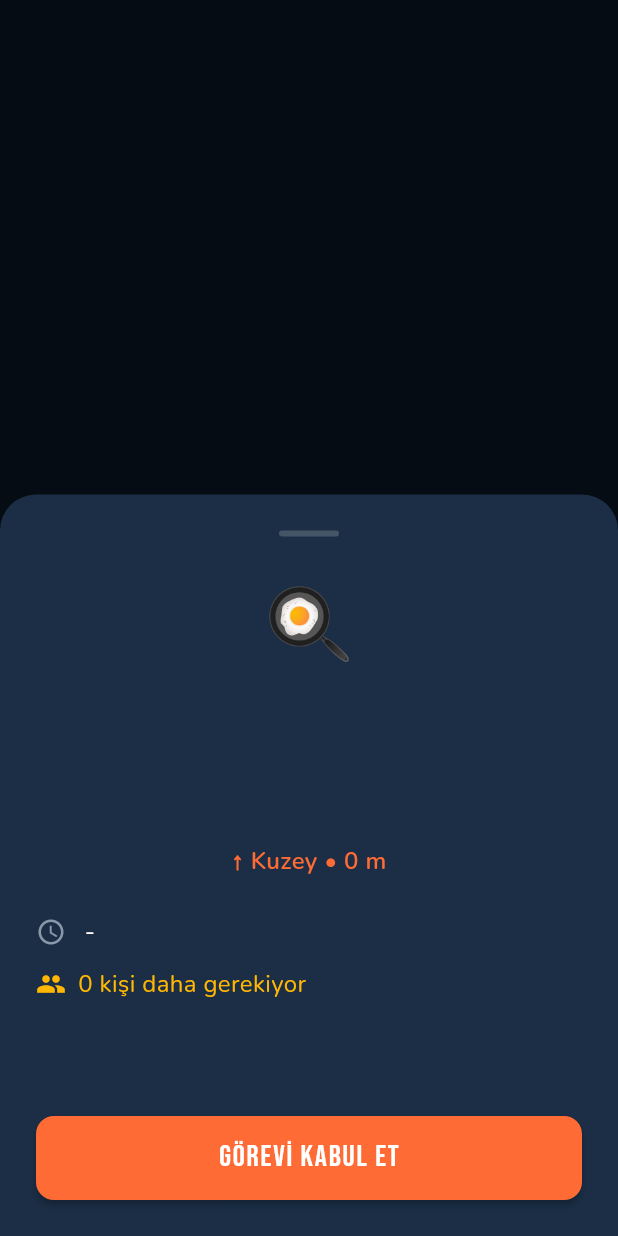
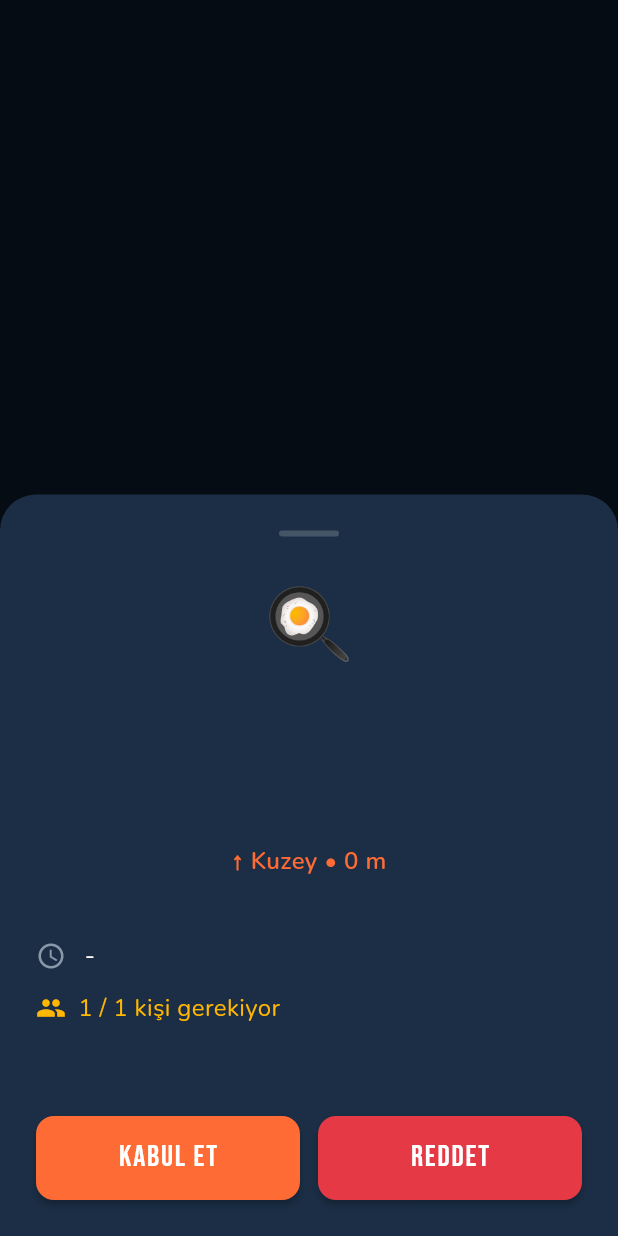
Before and after one commit to k0laa/can_bagi, a Flutter app: what show() shows on an empty page, opened directly with empty values, on a phone screen of 412 x 824 dp. Run offline on Flutter 3.47's test engine with Material 3 defaults, Android fonts, the phone set to English and light mode, and no system bars; our stand-ins replace connectivity_plus, dio, geolocator, go_router, google_fonts, just_audio and 2 more; accounts and stored records are empty; network calls fail.

Commit message:
feat(frontend): backend spec güncellemelerine göre Flutter ve React entegrasyonu
Flutter:
- TaskModel: priority_score, max_assignees, current_assignees, assigned_to alanları eklendi
- UserModel: active_task_id alanı eklendi
- TaskService: /tasks/my dizi ve sarmalı yanıt formatı desteklendi; reject/complete endpoint'leri eklendi
- TasksScreen: TASK_ASSIGNED WS olayında otomatik yenileme; assigned/accepted durum uyumluluğu
- TaskCard: öncelik skoru rozeti (≥8 kırmızı, ≥5 turuncu, <5 sarı); boş yer sayısı
- TaskDetailSheet: öncelik rozeti; max/current_assignees gösterimi

React:
- TaskCard: priority_score renkli rozeti ve current/max_assignees satırı eklendi
- SosList: ai_score rozeti (≥7 kırmızı) ve ai_suggestion metni SOS kartlarına eklendi
- TasksPage: mount'ta /tasks/prioritized çekerek store'a upsert eder

Co-Authored-By: Claude Sonnet 4.6 <noreply@anthropic.com>

```diff
--- a/frontend/mobile/lib/features/auth/models/user_model.dart
+++ b/frontend/mobile/lib/features/auth/models/user_model.dart
@@ -5,6 +5,7 @@ class UserModel {
   final String phone;
   final String bloodType;
   final String? skills;
+  final int? activeTaskId;
 
   const UserModel({
     required this.id,
@@ -13,33 +14,45 @@ class UserModel {
     required this.phone,
     required this.bloodType,
     this.skills,
+    this.activeTaskId,
   });
 
   factory UserModel.fromJson(Map<String, dynamic> json) => UserModel(
-    id:        json['id']         as int,
-    name:      json['name']       as String,
-    surname:   json['surname']    as String,
-    phone:     json['phone']      as String,
-    bloodType: json['blood_type'] as String? ?? '',
-    skills:    json['skills']     as String?,
+    id:           json['id']          as int,
+    name:         json['name']        as String,
+    surname:      json['surname']     as String,
+    phone:        json['phone']       as String,
+    bloodType:    json['blood_type']  as String? ?? '',
+    skills:       json['skills']      as String?,
+    activeTaskId: json['active_task_id'] as int?,
   );
 
   Map<String, dynamic> toJson() => {
-    'id':         id,
-    'name':       name,
-    'surname':    surname,
-    'phone':      phone,
-    'blood_type': bloodType,
-    'skills':     skills,
+    'id':             id,
+    'name':           name,
+    'surname':        surname,
+    'phone':          phone,
+    'blood_type':     bloodType,
+    'skills':         skills,
+    'active_task_id': activeTaskId,
   };
 
-  UserModel copyWith({String? name, String? surname, String? bloodType, String? skills}) =>
+  UserModel copyWith({
+    String? name,
+    String? surname,
+    String? bloodType,
+    String? skills,
+    int? activeTaskId,
+  }) =>
       UserModel(
-        id:        id,
-        name:      name      ?? this.name,
-        surname:   surname   ?? this.surname,
-        phone:     phone,
-        bloodType: bloodType ?? this.bloodType,
-        skills:    skills    ?? this.skills,
+        id:           id,
+        name:         name      ?? this.name,
+        surname:      surname   ?? this.surname,
+        phone:        phone,
+        bloodType:    bloodType ?? this.bloodType,
+        skills:       skills    ?? this.skills,
+        activeTaskId: activeTaskId ?? this.activeTaskId,
       );
+
+  bool get hasActiveTask => activeTaskId != null;
 }
--- a/frontend/mobile/lib/features/tasks/models/task_model.dart
+++ b/frontend/mobile/lib/features/tasks/models/task_model.dart
@@ -9,7 +9,11 @@ class TaskModel {
   final String startTime;
   final String endTime;
   final String description;
-  final String status; // open | accepted | completed
+  final String status; // open | assigned | completed
+  final int priorityScore;
+  final int maxAssignees;
+  final int currentAssignees;
+  final String? assignedTo;
 
   const TaskModel({
     required this.id,
@@ -21,19 +25,43 @@ class TaskModel {
     required this.endTime,
     required this.description,
     required this.status,
+    this.priorityScore = 0,
+    this.maxAssignees = 1,
+    this.currentAssignees = 0,
+    this.assignedTo,
   });
 
-  factory TaskModel.fromJson(Map<String, dynamic> json) => TaskModel(
+  factory TaskModel.fromJson(Map<String, dynamic> json) {
+    AssemblyPointModel assemblyPoint;
+    if (json['assembly_point'] != null) {
+      assemblyPoint = AssemblyPointModel.fromJson(
+          json['assembly_point'] as Map<String, dynamic>);
+    } else {
+      assemblyPoint = AssemblyPointModel(
+        id: 0,
+        name: json['title'] as String? ?? 'Görev Noktası',
+        lat: (json['lat'] as num?)?.toDouble() ?? 0.0,
+        lon: (json['lon'] as num?)?.toDouble() ?? 0.0,
+      );
+    }
+
+    return TaskModel(
       id: json['id'] as int? ?? 0,
       type: json['type'] as String? ?? 'UNKNOWN',
       title: json['title'] as String? ?? 'Görev',
-    assemblyPoint: AssemblyPointModel.fromJson(json['assembly_point'] as Map<String, dynamic>? ?? {}),
-    peopleNeeded: json['people_needed'] as int? ?? 1,
+      assemblyPoint: assemblyPoint,
+      peopleNeeded: json['people_needed'] as int? ??
+          (json['max_assignees'] as int? ?? 1),
       startTime: json['start_time'] as String? ?? 'Bilinmiyor',
       endTime: json['end_time'] as String? ?? 'Bilinmiyor',
       description: json['description'] as String? ?? '',
       status: json['status'] as String? ?? 'open',
+      priorityScore: json['priority_score'] as int? ?? 0,
+      maxAssignees: json['max_assignees'] as int? ?? 1,
+      currentAssignees: json['current_assignees'] as int? ?? 0,
+      assignedTo: json['assigned_to']?.toString(),
     );
+  }
 
   TaskModel copyWith({
     int? id,
@@ -45,6 +73,10 @@ class TaskModel {
     String? endTime,
     String? description,
     String? status,
+    int? priorityScore,
+    int? maxAssignees,
+    int? currentAssignees,
+    String? assignedTo,
   }) {
     return TaskModel(
       id: id ?? this.id,
@@ -56,6 +88,10 @@ class TaskModel {
       endTime: endTime ?? this.endTime,
       description: description ?? this.description,
       status: status ?? this.status,
+      priorityScore: priorityScore ?? this.priorityScore,
+      maxAssignees: maxAssignees ?? this.maxAssignees,
+      currentAssignees: currentAssignees ?? this.currentAssignees,
+      assignedTo: assignedTo ?? this.assignedTo,
     );
   }
 }
--- a/frontend/mobile/lib/features/tasks/widgets/task_detail_sheet.dart
+++ b/frontend/mobile/lib/features/tasks/widgets/task_detail_sheet.dart
@@ -3,6 +3,12 @@ import '../../../core/constants/app_colors.dart';
 import '../../../shared/widgets/app_button.dart';
 import '../models/task_model.dart';
 import 'direction_indicator.dart';
+
+String _priorityLabel(int score) {
+  if (score >= 8) return 'YÜKSEK';
+  if (score >= 5) return 'ORTA';
+  return 'DÜŞÜK';
+}
 
 class TaskDetailSheet extends StatelessWidget {
   final TaskModel task;
@@ -11,6 +17,7 @@ class TaskDetailSheet extends StatelessWidget {
   final bool isTaskActive;
   final bool hasAnyActiveTask;
   final VoidCallback onAccept;
+  final VoidCallback onReject;
   final VoidCallback onComplete;
 
   const TaskDetailSheet({
@@ -21,6 +28,7 @@ class TaskDetailSheet extends StatelessWidget {
     required this.isTaskActive,
     required this.hasAnyActiveTask,
     required this.onAccept,
+    required this.onReject,
     required this.onComplete,
   });
 
@@ -32,6 +40,7 @@ class TaskDetailSheet extends StatelessWidget {
     required bool isTaskActive,
     required bool hasAnyActiveTask,
     required VoidCallback onAccept,
+    required VoidCallback onReject,
     required VoidCallback onComplete,
   }) {
     return showModalBottomSheet(
@@ -48,6 +57,10 @@ class TaskDetailSheet extends StatelessWidget {
           Navigator.of(context).pop();
           onAccept();
         },
+        onReject: () {
+          Navigator.of(context).pop();
+          onReject();
+        },
         onComplete: () {
           Navigator.of(context).pop();
           onComplete();
@@ -58,13 +71,27 @@ class TaskDetailSheet extends StatelessWidget {
 
   String _getEmojiForType(String type) {
     switch (type) {
-      case 'FOOD_DISTRIBUTION': return '📦';
-      case 'WATER_CARRY': return '💧';
-      case 'CLEANING': return '🧹';
-      case 'CARE': return '👴';
-      case 'GUIDANCE': return '📢';
-      default: return '🍳';
+      case 'FOOD_DISTRIBUTION':
+        return '📦';
+      case 'WATER_CARRY':
+        return '💧';
+      case 'CLEANING':
+        return '🧹';
+      case 'CARE':
+        return '👴';
+      case 'GUIDANCE':
+        return '📢';
+      case 'RESCUE':
+        return '🚨';
+      default:
+        return '🍳';
     }
+  }
+
+  Color _getPriorityColor(int score) {
+    if (score >= 8) return AppColors.danger;
+    if (score >= 5) return AppColors.warning;
+    return const Color(0xFFEAB308);
   }
 
   @override
@@ -129,7 +156,6 @@ class TaskDetailSheet extends StatelessWidget {
                       textAlign: TextAlign.center,
                     ),
                     const SizedBox(height: 24),
-
                     Center(
                       child: DirectionIndicator(
                         userLat: userLat,
@@ -139,13 +165,42 @@ class TaskDetailSheet extends StatelessWidget {
                         isLarge: true,
                       ),
                     ),
+                    const SizedBox(height: 16),
+                    if (task.priorityScore > 0)
+                      Center(
+                        child: Container(
+                          padding: const EdgeInsets.symmetric(
+                              horizontal: 12, vertical: 4),
+                          decoration: BoxDecoration(
+                            color: _getPriorityColor(task.priorityScore)
+                                .withValues(alpha: 0.15),
+                            borderRadius: BorderRadius.circular(8),
+                            border: Border.all(
+                              color: _getPriorityColor(task.priorityScore),
+                            ),
+                          ),
+                          child: Text(
+                            '⚡ ÖNCELİK: ${_priorityLabel(task.priorityScore)} (${task.priorityScore})',
+                            style: TextStyle(
+                              fontFamily: 'Bebas Neue',
+                              fontSize: 14,
+                              color: _getPriorityColor(task.priorityScore),
+                              letterSpacing: 1,
+                            ),
+                          ),
+                        ),
+                      ),
                     const SizedBox(height: 24),
-
-                    _DetailRow(icon: Icons.access_time, text: '${task.startTime} - ${task.endTime}'),
+                    _DetailRow(
+                        icon: Icons.access_time,
+                        text: '${task.startTime} - ${task.endTime}'),
                     const SizedBox(height: 12),
-                    _DetailRow(icon: Icons.people, text: '${task.peopleNeeded} kişi daha gerekiyor', color: AppColors.warning),
+                    _DetailRow(
+                        icon: Icons.people,
+                        text:
+                            '${task.maxAssignees - task.currentAssignees} / ${task.maxAssignees} kişi gerekiyor',
+                        color: AppColors.warning),
                     const SizedBox(height: 24),
-
                     Text(
                       task.description,
                       style: const TextStyle(
@@ -179,9 +234,23 @@ class TaskDetailSheet extends StatelessWidget {
                   variant: AppButtonVariant.success,
                 ),
               ] else ...[
-                AppButton(
-                  label: 'GÖREVİ KABUL ET',
-                  onPressed: hasAnyActiveTask ? null : onAccept,
+                Row(
+                  children: [
+                    Expanded(
+                      child: AppButton(
+                        label: 'KABUL ET',
+                        onPressed: hasAnyActiveTask ? null : onAccept,
+                      ),
+                    ),
+                    const SizedBox(width: 12),
+                    Expanded(
+                      child: AppButton(
+                        label: 'REDDET',
+                        onPressed: onReject,
+                        variant: AppButtonVariant.danger,
+                      ),
+                    ),
+                  ],
                 ),
                 if (hasAnyActiveTask)
                   const Padding(
```
Also changed, not shown: frontend/mobile/lib/features/tasks/screens/tasks_screen.dart (+62 -24 lines), frontend/mobile/lib/features/tasks/services/task_service.dart (+49 -4 lines), frontend/mobile/lib/features/tasks/widgets/task_card.dart (+47 -1 lines), 7 other files. Lines whose indentation alone changed are shown as unchanged.
